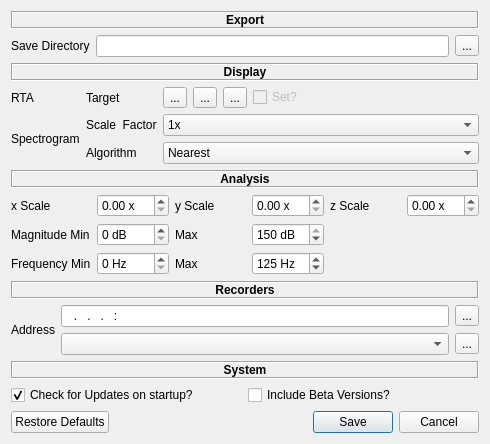
This is src/main/python/ui/preferences.ui in 3ll3d00d/qvibe-analyser as Qt 5 draws it before an edit. The edited form follows.
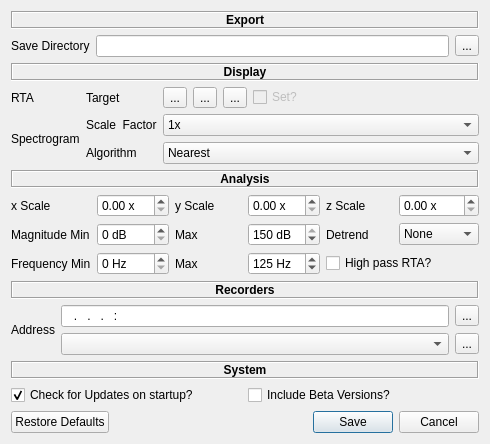
This is the edited form.

Commit message: make detrend and use of a HPF in the RTA user selectable, default to constant detrend with no HPF #49

Patch:
```diff
--- a/src/main/python/ui/preferences.ui
+++ b/src/main/python/ui/preferences.ui
@@ -371,6 +371,39 @@
          </property>
         </widget>
        </item>
+       <item row="2" column="4">
+        <widget class="QLabel" name="detrendLabel">
+         <property name="text">
+          <string>Detrend</string>
+         </property>
+        </widget>
+       </item>
+       <item row="2" column="5">
+        <widget class="QComboBox" name="detrend">
+         <item>
+          <property name="text">
+           <string>None</string>
+          </property>
+         </item>
+         <item>
+          <property name="text">
+           <string>Constant</string>
+          </property>
+         </item>
+         <item>
+          <property name="text">
+           <string>Linear</string>
+          </property>
+         </item>
+        </widget>
+       </item>
+       <item row="3" column="4" colspan="2">
+        <widget class="QCheckBox" name="highpassRTA">
+         <property name="text">
+          <string>High pass RTA?</string>
+         </property>
+        </widget>
+       </item>
       </layout>
      </item>
      <item>
```
Left out of the diff: 96 changed lines with no effect on the pictures. The commit also changes 5 other files.
